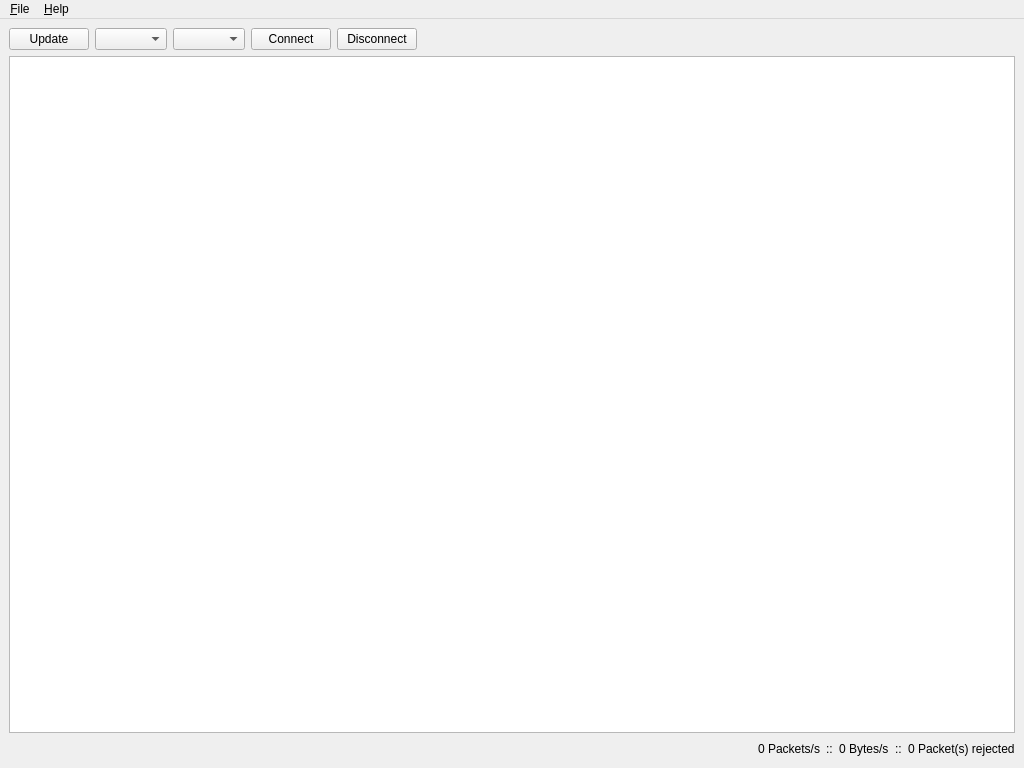
Above: yalmp-monitor-ui/MainWindow.ui from pabloelices/yalmp-monitor before the change. Below: the same form after it.
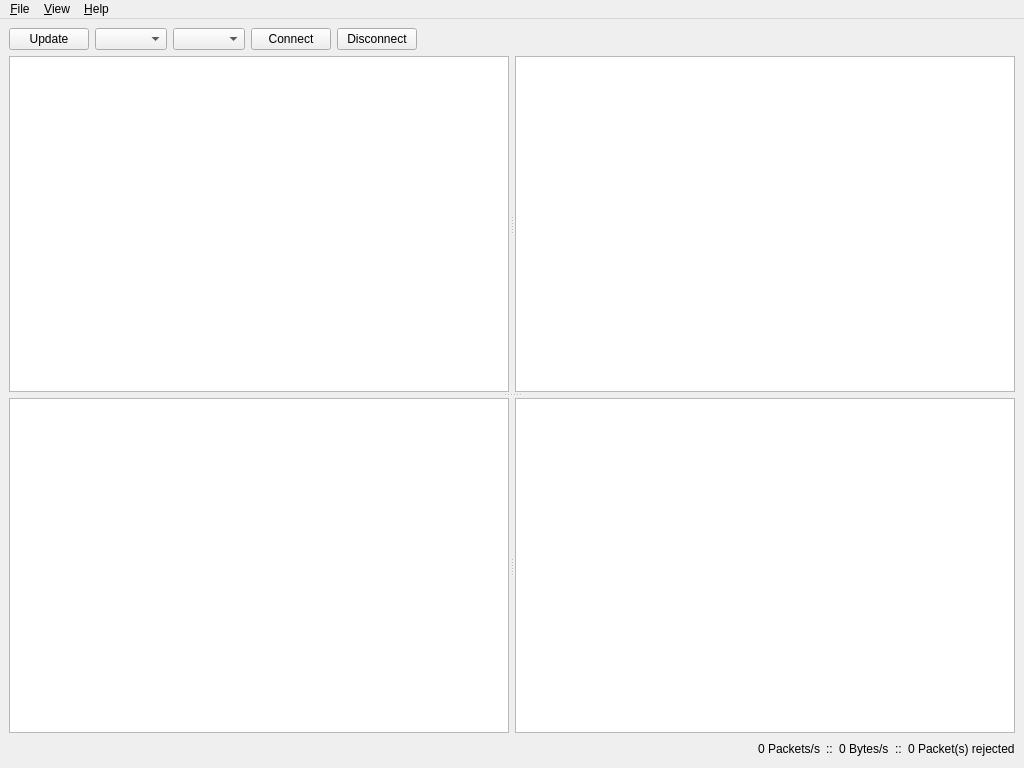
That is the form after the change. Icons and pictures are not drawn.

Commit message: Add two column and grid (2x2) layouts

```diff
--- a/yalmp-monitor-ui/MainWindow.ui
+++ b/yalmp-monitor-ui/MainWindow.ui
@@ -13,6 +13,11 @@
   <property name="windowTitle">
    <string>YALMP Monitor</string>
   </property>
+  <property name="styleSheet">
+   <string notr="true">QSplitter::handle {
+    image: url(non-existent-image.png);
+}</string>
+  </property>
   <widget class="QWidget" name="centralwidget">
    <layout class="QVBoxLayout" name="verticalLayout">
     <item>
@@ -64,7 +69,38 @@
      </layout>
     </item>
     <item>
-     <widget class="QTableView" name="tableViewMessages"/>
+     <widget class="QSplitter" name="splitterMiddle">
+      <property name="orientation">
+       <enum>Qt::Vertical</enum>
+      </property>
+      <property name="handleWidth">
+       <number>6</number>
+      </property>
+      <widget class="QSplitter" name="splitterTop">
+       <property name="orientation">
+        <enum>Qt::Horizontal</enum>
+       </property>
+       <property name="handleWidth">
+        <number>6</number>
+       </property>
+       <widget class="QTableView" name="tableViewMessagesTopLeft">
+       </widget>
+       <widget class="QTableView" name="tableViewMessagesTopRight">
+       </widget>
+      </widget>
+      <widget class="QSplitter" name="splitterBottom">
+       <property name="orientation">
+        <enum>Qt::Horizontal</enum>
+       </property>
+       <property name="handleWidth">
+        <number>6</number>
+       </property>
+       <widget class="QTableView" name="tableViewMessagesBottomLeft">
+       </widget>
+       <widget class="QTableView" name="tableViewMessagesBottomRight">
+       </widget>
+      </widget>
+     </widget>
     </item>
     <item>
      <layout class="QHBoxLayout" name="horizontalLayout_2">
@@ -141,7 +177,16 @@
     </property>
     <addaction name="actionAbout"/>
    </widget>
+   <widget class="QMenu" name="menuView">
+    <property name="title">
+     <string>&amp;View</string>
+    </property>
+    <addaction name="actionSingleView"/>
+    <addaction name="actionTwoColumnsView"/>
+    <addaction name="actionGridView"/>
+   </widget>
    <addaction name="menuFile"/>
+   <addaction name="menuView"/>
    <addaction name="menuHelp"/>
   </widget>
   <action name="actionAbout">
```
Left out of the diff: 15 changed lines with no effect on the pictures. The commit also changes 2 other files.
